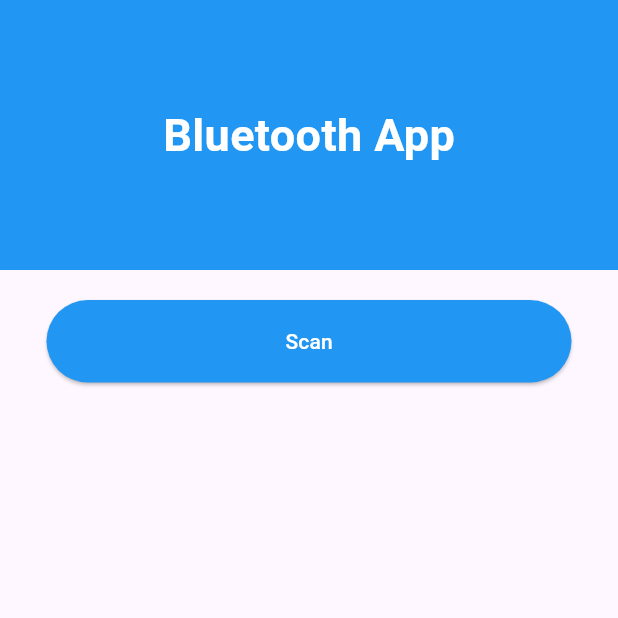
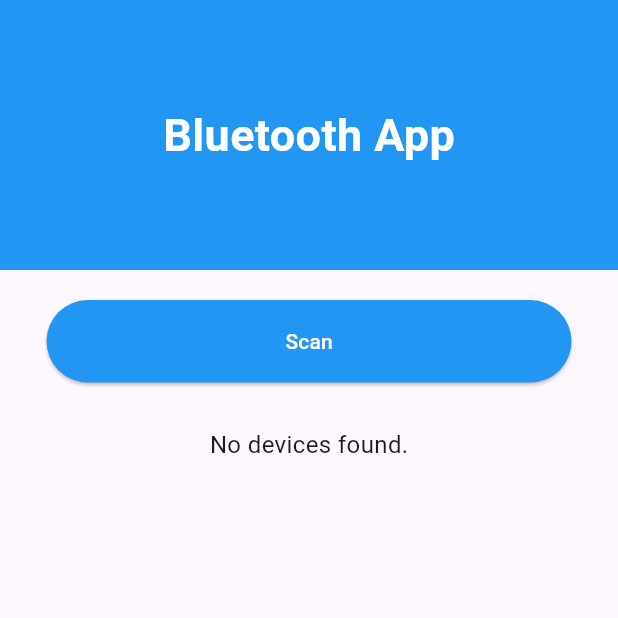
Before and after one commit to Pellikaaan/Testing-Cyber-physical-Systems-Using-NLP-Models-thesis-work-, a Flutter app: the screen it shows after launch, after a tap on "Scan", on a phone screen of 412 x 824 dp, the top half of it. Run offline on Flutter 3.47's test engine with Material 3 defaults, Android fonts, the phone set to English and light mode, and no system bars; our stand-ins replace flutter_blue_plus, get.

Commit message:
Some logs added to make it easier to detect if devices are present.

```diff
--- a/app/lib/controllers/bluetooth_controller.dart
+++ b/app/lib/controllers/bluetooth_controller.dart
@@ -21,13 +21,13 @@ class BluetoothController extends GetxController {
     });
   }
 
-
   Future<void> scanDevices() async {
     if (isScanning.value) return;
 
     isScanning.value = true;
 
     try {
+      print("Running Start scan.");
       await FlutterBluePlus.startScan(timeout: const Duration(seconds: 10), androidUsesFineLocation: true);
     } catch (e) {
       print("Error during scan: $e");
--- a/app/lib/screens/scan_screen.dart
+++ b/app/lib/screens/scan_screen.dart
@@ -59,17 +59,31 @@ class ScanScreen extends StatelessWidget {
                   stream: controller.scanResults,
                   builder: (context, snapshot) {
                     if (snapshot.connectionState == ConnectionState.waiting) {
-                      return const Center(child: CircularProgressIndicator(),
+                      return const Center(
+                        child: Column(
+                          children: [CircularProgressIndicator(),
+                            SizedBox(height: 10),
+                            Text("Scanning for devices...", style: TextStyle(fontSize: 16)),
+                          ])
                       );
                     }
 
-                    if (snapshot.hasData) {
+                    if (!snapshot.hasData || snapshot.data == null || snapshot.data!.isEmpty) {
+                      return const Center(
+                        child: Column(
+                          children: [
+                          SizedBox(height: 10),
+                          Text("No devices found.", style: TextStyle(fontSize: 16)),
+                        ])
+                      );
+                    }
+
+
                     final results = snapshot.data!;
-                      final finalResults = snapshot.data!.length;
 
                     return ListView.builder(
                       shrinkWrap: true,
-                        itemCount: finalResults,
+                      itemCount: results.length,
                       itemBuilder: (context, index){
                         final data = results[index];
                         return Card(
@@ -90,10 +104,7 @@ class ScanScreen extends StatelessWidget {
                               ),
                               );
                             });
-                        } else {
-                            return const Center(child: Text("No devices found."));
                         }
-                      },
                     ),
                   ],
                 ),
```
Also changed, not shown: 2 other files. Lines whose indentation alone changed are shown as unchanged.
